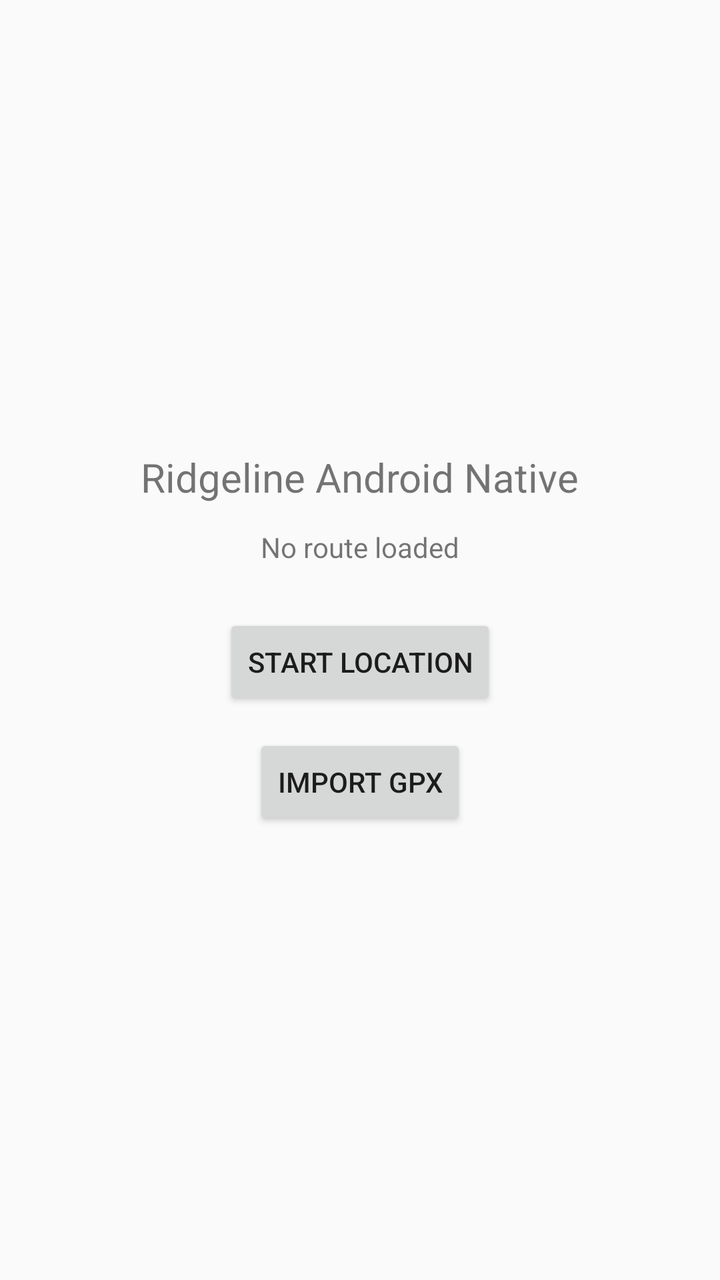
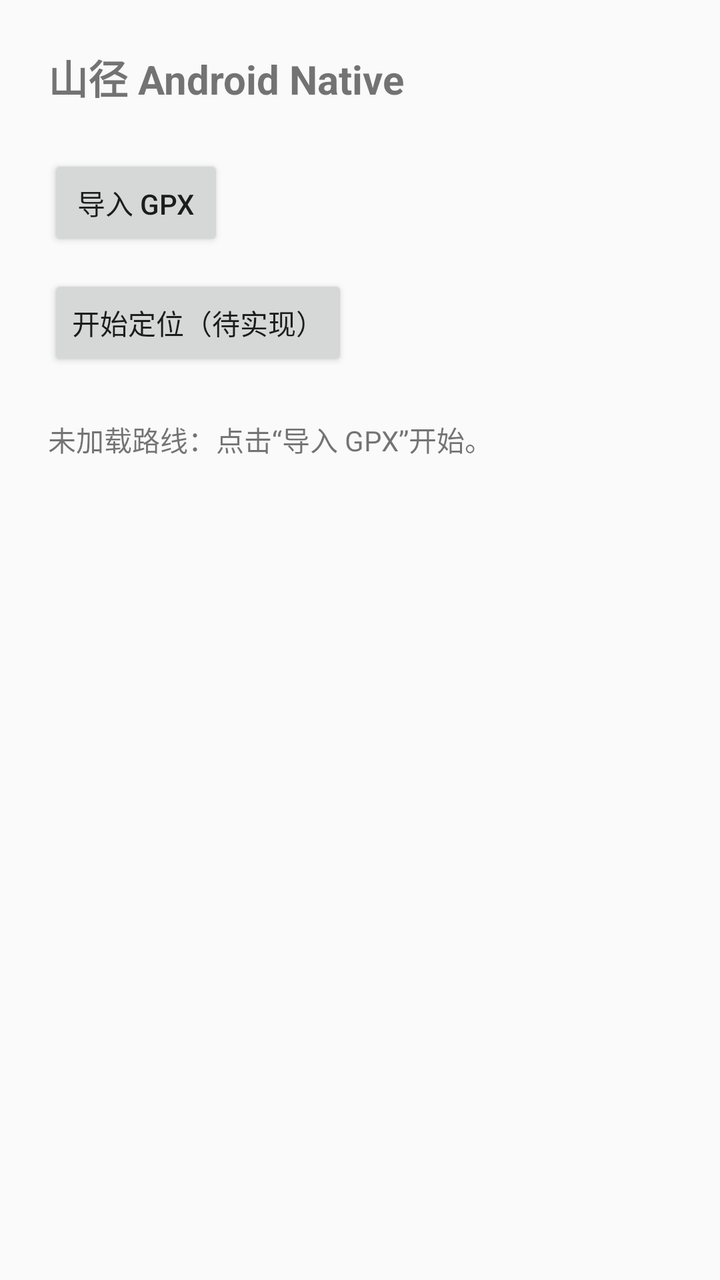

The first picture is an Android layout as it rendered before a commit; the second is the same layout after the commit. The layout source and the unified diff follow.
<!-- AndroidManifest.xml: application theme android:Theme.Material.Light.NoActionBar -->
<!-- res/layout/activity_main.xml -->
<?xml version="1.0" encoding="utf-8"?>
<LinearLayout xmlns:android="http://schemas.android.com/apk/res/android"
    xmlns:tools="http://schemas.android.com/tools"
    android:layout_width="match_parent"
    android:layout_height="match_parent"
    android:gravity="center"
    android:orientation="vertical"
    android:padding="24dp"
    tools:context=".MainActivity">

    <TextView
        android:id="@+id/status"
        android:layout_width="wrap_content"
        android:layout_height="wrap_content"
        android:text="Ridgeline Android Native"
        android:textSize="20sp" />

    <TextView
        android:id="@+id/route_summary"
        android:layout_width="wrap_content"
        android:layout_height="wrap_content"
        android:layout_marginTop="12dp"
        android:text="No route loaded"
        android:textSize="14sp" />

    <Button
        android:id="@+id/start_location"
        android:layout_width="wrap_content"
        android:layout_height="wrap_content"
        android:layout_marginTop="24dp"
        android:text="Start location" />

    <Button
        android:id="@+id/import_gpx"
        android:layout_width="wrap_content"
        android:layout_height="wrap_content"
        android:layout_marginTop="12dp"
        android:text="Import GPX" />
</LinearLayout>
<!-- resources referenced by this layout -->
<resources>

</resources>

<!-- the commit's change to res/layout/activity_main.xml (unified diff, before → after) -->
@@ -3,7 +3,6 @@
     xmlns:tools="http://schemas.android.com/tools"
     android:layout_width="match_parent"
     android:layout_height="match_parent"
-    android:gravity="center"
     android:orientation="vertical"
     android:padding="24dp"
     tools:context=".MainActivity">
@@ -12,28 +11,52 @@
         android:id="@+id/status"
         android:layout_width="wrap_content"
         android:layout_height="wrap_content"
-        android:text="Ridgeline Android Native"
-        android:textSize="20sp" />
+        android:text="@string/app_status"
+        android:textSize="20sp"
+        android:textStyle="bold" />
 
-    <TextView
-        android:id="@+id/route_summary"
+    <Button
+        android:id="@+id/import_gpx"
         android:layout_width="wrap_content"
         android:layout_height="wrap_content"
-        android:layout_marginTop="12dp"
-        android:text="No route loaded"
-        android:textSize="14sp" />
+        android:layout_marginTop="24dp"
+        android:text="@string/import_gpx" />
 
     <Button
         android:id="@+id/start_location"
         android:layout_width="wrap_content"
         android:layout_height="wrap_content"
+        android:layout_marginTop="12dp"
+        android:text="@string/start_location" />
+
+    <ScrollView
+        android:layout_width="match_parent"
+        android:layout_height="0dp"
         android:layout_marginTop="24dp"
-        android:text="Start location" />
+        android:layout_weight="1"
+        android:fillViewport="true">
 
-    <Button
-        android:id="@+id/import_gpx"
-        android:layout_width="wrap_content"
-        android:layout_height="wrap_content"
-        android:layout_marginTop="12dp"
-        android:text="Import GPX" />
+        <LinearLayout
+            android:layout_width="match_parent"
+            android:layout_height="wrap_content"
+            android:orientation="vertical">
+
+            <TextView
+                android:id="@+id/route_summary"
+                android:layout_width="match_parent"
+                android:layout_height="wrap_content"
+                android:text="@string/no_route_loaded"
+                android:textIsSelectable="true"
+                android:textSize="14sp" />
+
+            <TextView
+                android:id="@+id/route_warnings"
+                android:layout_width="match_parent"
+                android:layout_height="wrap_content"
+                android:layout_marginTop="12dp"
+                android:textIsSelectable="true"
+                android:textSize="12sp"
+                android:visibility="gone" />
+        </LinearLayout>
+    </ScrollView>
 </LinearLayout>
<!-- resource entries referenced after the edit -->
@@ -1,5 +1,8 @@
 <!-- resources referenced by this layout -->
 <resources>
-
+  <string name="app_status">山径 Android Native</string>
+  <string name="import_gpx">导入 GPX</string>
+  <string name="no_route_loaded">未加载路线：点击“导入 GPX”开始。</string>
+  <string name="start_location">开始定位（待实现）</string>
 </resources>
 
